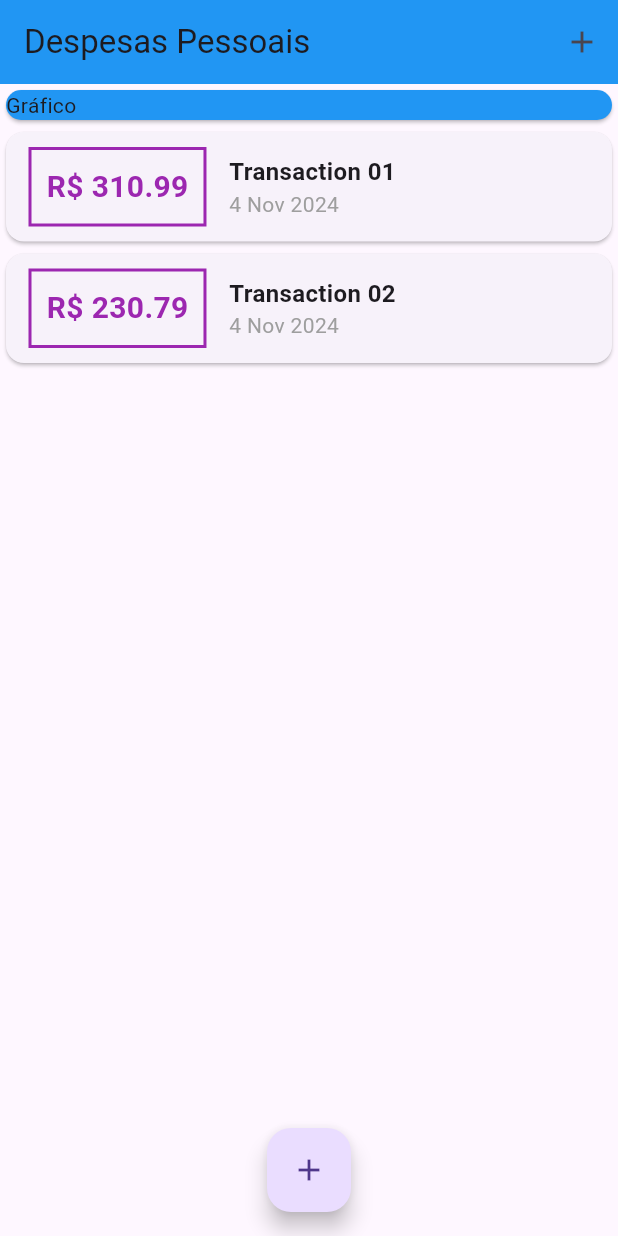
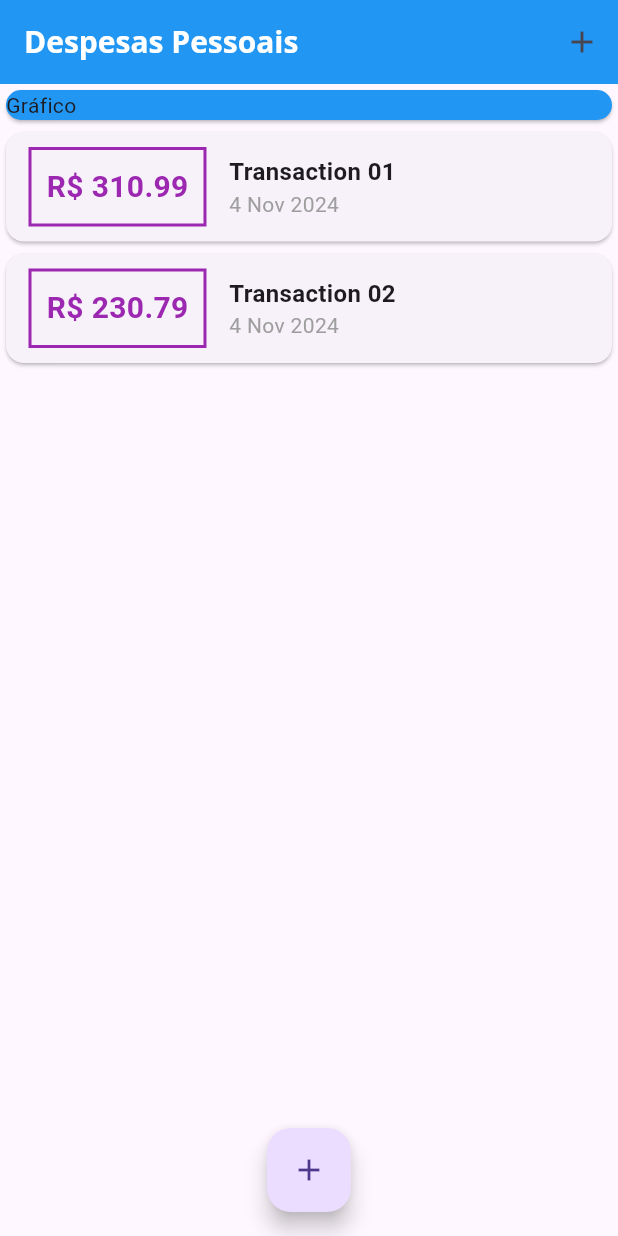
Before and after one commit to eskokado/expenses, a Flutter app: the screen it shows after launch, on a phone screen of 412 x 824 dp. Run offline on Flutter 3.47's test engine with Material 3 defaults, Android fonts, the phone set to English and light mode, and no system bars.

Commit message:
feat(fonts): add OpenSans and Quicksand

```diff
--- a/lib/main.dart
+++ b/lib/main.dart
@@ -14,8 +14,31 @@ class ExpensesApp extends StatelessWidget {
 
   @override
   Widget build(BuildContext context) {
+    final ThemeData tema = ThemeData();
+
     return MaterialApp(
       home: MyHomePage(),
+      theme: tema.copyWith(
+        colorScheme: tema.colorScheme.copyWith(
+          primary: Colors.purple,
+          secondary: Colors.amber,
+        ),
+        textTheme: tema.textTheme.copyWith(
+          titleLarge: TextStyle(
+            fontFamily: 'OpenSans',
+            fontSize: 18,
+            fontWeight: FontWeight.bold,
+            color: Colors.black,
+          ),
+        ),
+        appBarTheme: AppBarTheme(
+          titleTextStyle: TextStyle(
+            fontFamily: 'OpenSans',
+            fontSize: 20,
+            fontWeight: FontWeight.bold,
+          ),
+        ),
+      ),
     );
   }
 }
```
Also changed, not shown: pubspec.yaml (+11 -11 lines), assets/fonts/OpenSans-Bold.ttf (added), assets/fonts/OpenSans-Regular.ttf (added), assets/fonts/Quicksand-Bold.ttf (added), assets/fonts/Quicksand-Light.ttf (added), assets/fonts/Quicksand-Medium.ttf (added), assets/fonts/Quicksand-Regular.ttf (added).
